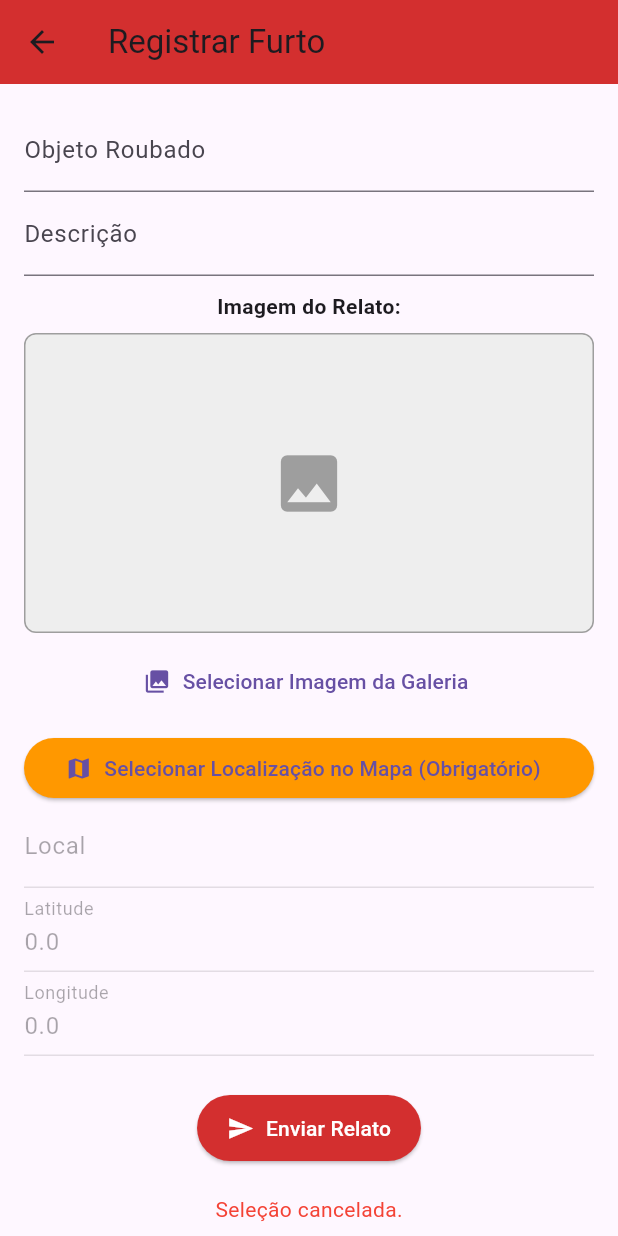
After one commit to GabrielOlisil/AriCrimesMobile, a Flutter app: the RelatoForm screen opened directly, after a tap on "Selecionar Imagem da Galeria", on a phone screen of 412 x 824 dp. The commit adds this screen. Run offline on Flutter 3.47's test engine with Material 3 defaults, Android fonts, the phone set to English and light mode, and no system bars; our stand-ins replace cached_network_image, dio, geocoding, geolocator, google_maps_flutter, image_picker; missing offline and left inert: flutter_appauth, jwt_decode, universal_html; accounts and stored records are empty; network calls fail.

Commit message:
add LatLng pick

```diff
--- /dev/null
+++ b/lib/components/relato_form.dart
@@ -0,0 +1,378 @@
+import 'package:dio/dio.dart';
+import 'package:flutter/material.dart';
+import 'package:provider/provider.dart';
+import 'package:o_auth2/auth/auth_provider.dart';
+import 'package:image_picker/image_picker.dart'; // Para seleção de imagem (funciona na web)
+import 'package:flutter/foundation.dart' show kIsWeb; // Para detectar web
+import 'dart:io'; // Para File no mobile (não usado na web)
+import 'package:path/path.dart' as path; // Para nome do arquivo no MultipartFile
+// 🆕 Adicionado: Import do LatLng e do MapSelectionScreen do local CORRETO
+import 'package:google_maps_flutter/google_maps_flutter.dart';
+import 'package:o_auth2/components/map_selection_screen.dart'; // Mantido, assumindo que esta é a importação correta
+
+// ⚠️ REMOVIDO: A MapSelectionScreen temporária DEVE ser removida daqui
+// para evitar conflito com o arquivo real.
+
+class RelatoForm extends StatefulWidget {
+  const RelatoForm({super.key});
+
+  @override
+  State<RelatoForm> createState() => _RelatoFormState();
+}
+
+class _RelatoFormState extends State<RelatoForm> {
+  final _formKey = GlobalKey<FormState>();
+
+  String objRoubado = '';
+  String descricao = '';
+  String local = '';
+  // 🆕 Substituído latitude e longitude por uma única variável LatLng
+  LatLng? _selectedLocation;
+  int categoriaId = 1;
+
+  // Variável para a imagem selecionada (XFile funciona na web)
+  XFile? selectedImage;
+
+  bool isLoading = false;
+  String? feedbackMessage;
+
+  // Instância do ImagePicker (reutilizável, suporta web)
+  final ImagePicker _picker = ImagePicker();
+
+  // Função para navegar para a tela de seleção de mapa
+  Future<void> _goToMapSelection() async {
+    // A tela MapSelectionScreen retorna um LatLng (o tipo correto)
+    final LatLng? result = await Navigator.of(context).push(
+      MaterialPageRoute(builder: (context) => const MapSelectionScreen()),
+    );
+
+    // 🆕 Se o resultado for um LatLng válido, atualize o estado
+    if (result != null) {
+      setState(() {
+        _selectedLocation = result;
+        // Opcional: tentar fazer um GeoCoding reverso para preencher o 'local'
+        local = 'Local Selecionado no Mapa (${result.latitude.toStringAsFixed(3)}, ${result.longitude.toStringAsFixed(3)})';
+      });
+      // Adicionar feedback para o usuário
+      ScaffoldMessenger.of(context).showSnackBar(
+        SnackBar(
+          content: Text('Localização selecionada: Lat ${result.latitude.toStringAsFixed(4)}, Lon ${result.longitude.toStringAsFixed(4)}'),
+          duration: const Duration(seconds: 2),
+        ),
+      );
+    }
+  }
+
+  // Função implementada: Seleciona imagem da galeria (troque para ImageSource.camera se quiser câmera)
+  // Na web, abre o seletor de arquivos do browser
+  void _pickImage() async {
+    try {
+      final XFile? pickedFile = await _picker.pickImage(
+        source: ImageSource.gallery, // Galeria; na web, usa input file HTML
+        maxWidth: 1024, // Opcional: Reduz tamanho para envio mais leve
+        maxHeight: 1024,
+        imageQuality: 80, // Qualidade para otimizar (ajuda na web)
+      );
+
+      if (pickedFile != null) {
+        setState(() {
+          selectedImage = pickedFile;
+          feedbackMessage = 'Imagem selecionada com sucesso!'; // Feedback imediato
+        });
+      } else {
+        setState(() {
+          feedbackMessage = 'Seleção cancelada.';
+        });
+      }
+    } catch (e) {
+      setState(() {
+        feedbackMessage = 'Erro ao selecionar imagem: $e';
+      });
+      print('Erro no pickImage: $e');
+    }
+  }
+
+  // Nova função: Remove a imagem selecionada
+  void _removeImage() {
+    setState(() {
+      selectedImage = null;
+      feedbackMessage = 'Imagem removida.';
+    });
+  }
+
+  Future<void> _enviarRelato(BuildContext context) async {
+    // ⚠️ Validação adicional para Localização
+    if (_selectedLocation == null) {
+       setState(() {
+        feedbackMessage = "Por favor, selecione a Localização no Mapa.";
+        isLoading = false;
+      });
+      return;
+    }
+
+    setState(() {
+      isLoading = true;
+      feedbackMessage = null;
+    });
+
+    // 🆕 Obtém a latitude e longitude da variável _selectedLocation
+    final double latitude = _selectedLocation!.latitude;
+    final double longitude = _selectedLocation!.longitude;
+
+    final dio = context.read<Dio>();
+
+    try {
+      // Preparando a requisição para lidar com imagens (FormData/Multipart)
+      final dataMap = {
+        "obj_roubado": objRoubado,
+        "descricao": descricao,
+        "local": local.isEmpty ? 'Local não especificado' : local, // 🆕 Garantir que 'local' não é vazio se não houver geocoding reverso
+        "latitude": latitude, // Usando a nova variável
+        "longitude": longitude, // Usando a nova variável
+        "data_furto": DateTime.now().toIso8601String(),
+        "data_registro": DateTime.now().toIso8601String(),
+        "categoria_id": categoriaId,
+      };
+
+      FormData formData;
+
+      if (selectedImage != null) {
+        final fileName = path.basename(selectedImage!.path);
+        MultipartFile imageFile;
+
+        if (kIsWeb) {
+          // Na web: Lê como bytes e usa fromBytes (essencial!)
+          final bytes = await selectedImage!.readAsBytes();
+          imageFile = MultipartFile.fromBytes(bytes, filename: fileName);
+        } else {
+          // Mobile: Usa fromFile normal
+          imageFile = await MultipartFile.fromFile(selectedImage!.path, filename: fileName);
+        }
+
+        formData = FormData.fromMap({
+          ...dataMap,
+          "imagem": imageFile, // Nome do campo: ajuste se a API esperar outro (ex: "foto")
+        });
+      } else {
+        // Se não houver imagem, envie FormData com apenas os dados
+        formData = FormData.fromMap(dataMap);
+      }
+
+      final response = await dio.post(
+        '/relato',
+        data: formData,
+      );
+
+      if (response.statusCode == 201 || response.statusCode == 200) {
+        setState(() {
+          feedbackMessage = "Relato enviado com sucesso!";
+          // Limpar a imagem e localização após o envio
+          selectedImage = null;
+          _selectedLocation = null;
+          local = '';
+        });
+        _formKey.currentState?.reset();
+      } else {
+        setState(
+          () => feedbackMessage =
+              "Erro ao enviar: ${response.statusCode} - ${response.data}",
+        );
+      }
+    } on DioException catch (e) {
+      if (e.response != null) {
+        setState(() => feedbackMessage = "Erro API: ${e.response!.statusCode} - ${e.response!.data}");
+      } else {
+        setState(() => feedbackMessage = "Falha de Rede/Conexão: ${e.message}");
+      }
+    } catch (e) {
+      setState(() => feedbackMessage = "Falha desconhecida: $e");
+    } finally {
+      setState(() => isLoading = false);
+    }
+  }
+
+  @override
+  Widget build(BuildContext context) {
+    return Scaffold(
+      appBar: AppBar(
+        title: const Text('Registrar Furto'),
+        backgroundColor: Colors.red.shade700,
+      ),
+      body: SingleChildScrollView(
+        padding: const EdgeInsets.all(16),
+        child: Form(
+          key: _formKey,
+          child: Column(
+            children: [
+              TextFormField(
+                decoration: const InputDecoration(labelText: 'Objeto Roubado'),
+                validator: (v) =>
+                    v == null || v.isEmpty ? 'Informe o objeto' : null,
+                onSaved: (v) => objRoubado = v!,
+              ),
+              TextFormField(
+                decoration: const InputDecoration(labelText: 'Descrição'),
+                validator: (v) =>
+                    v == null || v.isEmpty ? 'Informe a descrição' : null,
+                onSaved: (v) => descricao = v!,
+              ),
+              // --- Seção de Imagem Atualizada ---
+              const SizedBox(height: 10),
+              const Text('Imagem do Relato:', style: TextStyle(fontWeight: FontWeight.bold)),
+              const SizedBox(height: 8),
+              // Preview da Imagem: Condicional para web/mobile
+              if (selectedImage != null) ...[
+                Container(
+                  height: 200, // Altura fixa para preview
+                  width: double.infinity,
+                  decoration: BoxDecoration(
+                    border: Border.all(color: Colors.grey),
+                    borderRadius: BorderRadius.circular(8),
+                  ),
+                  child: ClipRRect(
+                    borderRadius: BorderRadius.circular(8),
+                    child: kIsWeb
+                        ? Image.network( // Na web: Usa URL do XFile (blob/data URL)
+                            selectedImage!.path,
+                            fit: BoxFit.cover,
+                            errorBuilder: (context, error, stackTrace) => const Icon(Icons.error),
+                          )
+                        : Image.file( // Mobile: Usa File normal
+                            File(selectedImage!.path),
+                            fit: BoxFit.cover,
+                          ),
+                  ),
+                ),
+                const SizedBox(height: 8),
+                Row(
+                  mainAxisAlignment: MainAxisAlignment.spaceEvenly,
+                  children: [
+                    TextButton.icon( // Botão para trocar imagem
+                      icon: const Icon(Icons.edit),
+                      label: const Text('Trocar Imagem'),
+                      onPressed: _pickImage,
+                    ),
+                    TextButton.icon( // Botão para remover
+                      icon: const Icon(Icons.delete),
+                      label: const Text('Remover'),
+                      style: TextButton.styleFrom(foregroundColor: Colors.red),
+                      onPressed: _removeImage,
+                    ),
+                  ],
+                ),
+              ] else ...[
+                // Estado sem imagem: Texto e botão
+                Container(
+                  height: 200,
+                  width: double.infinity,
+                  decoration: BoxDecoration(
+                    color: Colors.grey[200],
+                    border: Border.all(color: Colors.grey),
+                    borderRadius: BorderRadius.circular(8),
+                  ),
+                  child: const Icon(Icons.image, size: 50, color: Colors.grey),
+                ),
+                const SizedBox(height: 8),
+                TextButton.icon(
+                  icon: const Icon(Icons.photo_library),
+                  label: const Text('Selecionar Imagem da Galeria'),
+                  onPressed: _pickImage, // Chama a seleção real
+                ),
+              ],
+              // --- Botão de Mapa ---
+              const SizedBox(height: 10),
+              ElevatedButton.icon(
+                icon: const Icon(Icons.map),
+                // 🆕 Atualização do texto do botão
+                label: Text(
+                  _selectedLocation == null
+                      ? 'Selecionar Localização no Mapa (Obrigatório)'
+                      : 'Localização Selecionada (Lat: ${_selectedLocation!.latitude.toStringAsFixed(3)})',
+                ),
+                onPressed: _goToMapSelection, // Chamar a navegação
+                style: ElevatedButton.styleFrom(
+                  minimumSize: const Size.fromHeight(40), // Largura total
+                  backgroundColor: _selectedLocation == null ? Colors.orange : Colors.green, // Destaque se não selecionado
+                ),
+              ),
+              // --- Campos de Local, Lat/Long ---
+              // Removendo o TextFormField do 'Local' pois o mapa preencherá,
+              // mas mantendo Lat/Long para visualização.
+              TextFormField(
+                decoration: InputDecoration(
+                  labelText: 'Local',
+                  // Exibe o valor de 'local' atual
+                  hintText: local.isEmpty ? 'Local do Furto' : local,
+                  enabled: false, // Desabilita a edição manual
+                ),
+                // 🆕 Usando o valor de 'local'
+                initialValue: local,
+                onSaved: (v) => local = v ?? '',
+              ),
+              TextFormField(
+                decoration: InputDecoration(
+                  labelText: 'Latitude',
+                  enabled: false, // Desabilita a edição manual
+                ),
+                // 🆕 Exibe a latitude da variável _selectedLocation
+                initialValue: _selectedLocation?.latitude.toStringAsFixed(6) ?? '0.0',
+                keyboardType: TextInputType.number,
+                // onSaved: Já está sendo usada no _selectedLocation
+              ),
+              TextFormField(
+                decoration: InputDecoration(
+                  labelText: 'Longitude',
+                  enabled: false, // Desabilita a edição manual
+                ),
+                // 🆕 Exibe a longitude da variável _selectedLocation
+                initialValue: _selectedLocation?.longitude.toStringAsFixed(6) ?? '0.0',
+                keyboardType: TextInputType.number,
+                // onSaved: Já está sendo usada no _selectedLocation
+              ),
+              const SizedBox(height: 24),
+              // --- Botão de Envio ---
+              isLoading
+                  ? const CircularProgressIndicator()
+                  : ElevatedButton.icon(
+                      icon: const Icon(Icons.send),
+                      label: const Text('Enviar Relato'),
+                      style: ElevatedButton.styleFrom(
+                        backgroundColor: Colors.red.shade700,
+                        foregroundColor: Colors.white,
+                        padding: const EdgeInsets.symmetric(
+                          vertical: 12,
+                          horizontal: 20,
+                        ),
+                        shape: RoundedRectangleBorder(
+                          borderRadius: BorderRadius.circular(30),
+                        ),
+                      ),
+                      onPressed: () {
+                        if (_formKey.currentState!.validate()) {
+                          _formKey.currentState!.save();
+                          // ⚠️ Validação de localização antes de enviar
+                          if (_selectedLocation != null) {
+                            _enviarRelato(context);
+                          } else {
+                            setState(() => feedbackMessage = "Por favor, selecione a Localização no Mapa.");
+                          }
+                        }
+                      },
+                    ),
+              const SizedBox(height: 20),
+              if (feedbackMessage != null)
+                Text(
+                  feedbackMessage!,
+                  style: TextStyle(
+                    color: feedbackMessage!.contains("sucesso")
+                        ? Colors.green
+                        : Colors.red,
+                  ),
+                ),
+            ],
+          ),
+        ),
+      ),
+    );
+  }
+}
--- a/lib/models/CircleData.dart
+++ b/lib/models/CircleData.dart
@@ -3,11 +3,13 @@ class CircleData {
   final double latitude;
   final double longitude;
   final double radius;
+  final int weight;
 
   CircleData({
     required this.id,
     required this.latitude,
     required this.longitude,
     required this.radius,
+    required this.weight
   });
 }
```
Also changed, not shown: lib/components/authenticated_body.dart (+79 -16 lines), lib/components/map_selection_screen.dart (added, +109 -0 lines), pubspec.yaml (+7 -0 lines), lib/components/unauthenticated_body.dart (line endings or trailing spaces), lib/models/user.dart (line endings or trailing spaces), pubspec.lock.
